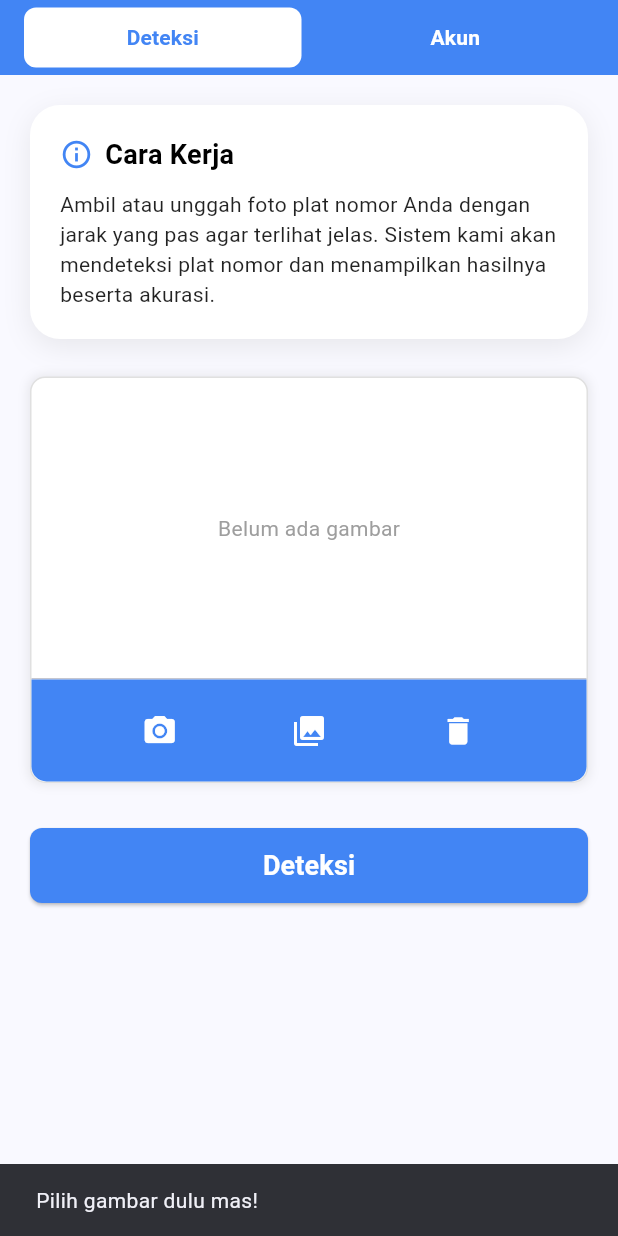
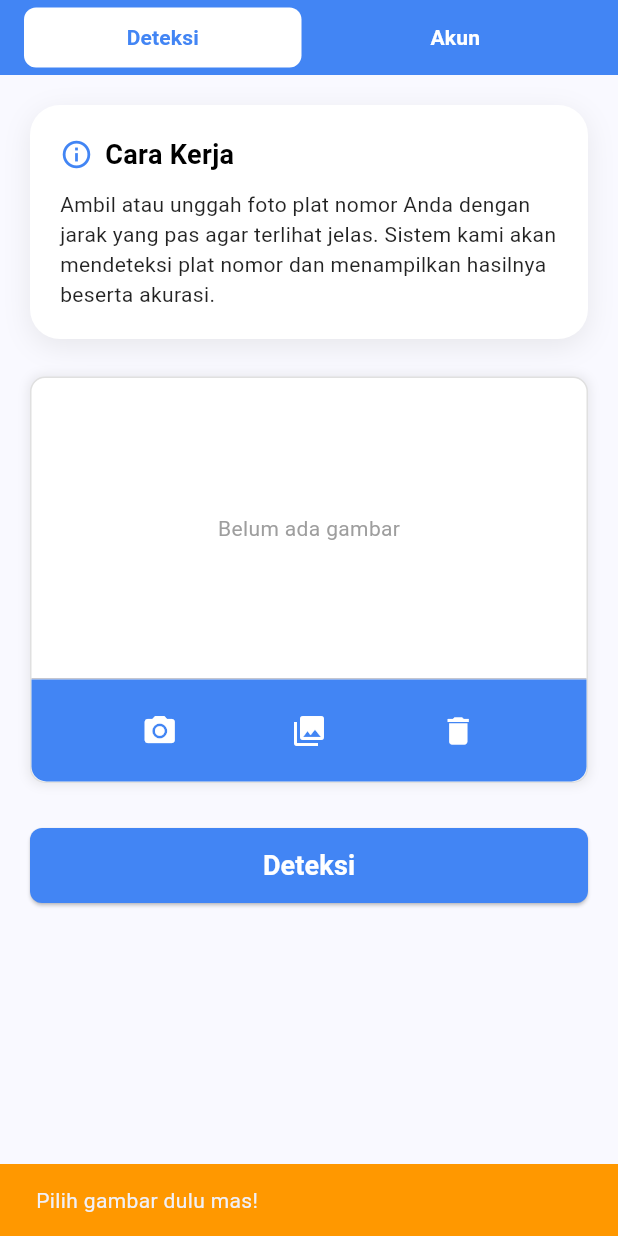
Before and after one commit to restuprtma/deteksi-platnomor, a Flutter app: the DeteksiPlatPage screen opened directly, after a tap on "Deteksi", on a phone screen of 412 x 824 dp. Run offline on Flutter 3.47's test engine with Material 3 defaults, Android fonts, the light colour scheme and no system bars; our stand-ins replace image_cropper, image_picker.

Commit message:
feat: Implement plate detection feature with new FastAPI server, mobile app UI, and API integration.

```diff
--- a/lib/pages/deteksi_plat_page.dart
+++ b/lib/pages/deteksi_plat_page.dart
@@ -4,7 +4,6 @@ import 'package:deteksiplat/components/media_selector.dart';
 import 'package:deteksiplat/components/navbar.dart';
 import 'package:deteksiplat/pages/akun_page.dart';
 import 'package:flutter/material.dart';
-
 
 class DeteksiPlatPage extends StatefulWidget {
   const DeteksiPlatPage({super.key});
@@ -20,7 +19,8 @@ class _DeteksiPlatPageState extends State<DeteksiPlatPage> {
   String _akurasiCnn = "";
   String _akurasiOverall = "";
   bool _sudahDeteksi = false;
-
+  bool _isLoading = false;
+  bool _isError = false;
 
   @override
   Widget build(BuildContext context) {
@@ -29,7 +29,8 @@ class _DeteksiPlatPageState extends State<DeteksiPlatPage> {
         selectedIndex: 0,
         onDeteksi: () {}, // tetap di halaman ini
         onAkun: () {
-          Navigator.push(context,
+          Navigator.push(
+            context,
             MaterialPageRoute(builder: (_) => const AkunPage()),
           );
         },
@@ -59,7 +60,11 @@ class _DeteksiPlatPageState extends State<DeteksiPlatPage> {
                 children: [
                   Row(
                     children: const [
-                      Icon(Icons.info_outline, color: Color(0xFF4285F4), size: 22),
+                      Icon(
+                        Icons.info_outline,
+                        color: Color(0xFF4285F4),
+                        size: 22,
+                      ),
                       SizedBox(width: 8),
                       Text(
                         "Cara Kerja",
@@ -101,14 +106,25 @@ class _DeteksiPlatPageState extends State<DeteksiPlatPage> {
               width: double.infinity,
               height: 50,
               child: ElevatedButton(
-                onPressed: _prosesDeteksi,
+                onPressed: _isLoading ? null : _prosesDeteksi,
                 style: ElevatedButton.styleFrom(
-                  backgroundColor: const Color(0xFF4285F4),
+                  backgroundColor: _isLoading
+                      ? Colors.grey
+                      : const Color(0xFF4285F4),
                   shape: RoundedRectangleBorder(
                     borderRadius: BorderRadius.circular(8),
                   ),
                 ),
-                child: const Text(
+                child: _isLoading
+                    ? const SizedBox(
+                        width: 24,
+                        height: 24,
+                        child: CircularProgressIndicator(
+                          color: Colors.white,
+                          strokeWidth: 2.5,
+                        ),
+                      )
+                    : const Text(
                         'Deteksi',
                         style: TextStyle(
                           fontSize: 18,
@@ -136,7 +152,10 @@ class _DeteksiPlatPageState extends State<DeteksiPlatPage> {
               const SizedBox(height: 10),
 
               Container(
-                padding: const EdgeInsets.symmetric(vertical: 20, horizontal: 20),
+                padding: const EdgeInsets.symmetric(
+                  vertical: 20,
+                  horizontal: 20,
+                ),
                 decoration: BoxDecoration(
                   color: Colors.white,
                   borderRadius: BorderRadius.circular(15),
@@ -151,19 +170,23 @@ class _DeteksiPlatPageState extends State<DeteksiPlatPage> {
                 child: Row(
                   mainAxisAlignment: MainAxisAlignment.center,
                   children: [
-                    Text(
+                    Flexible(
+                      child: Text(
                         _hasilPlat,
-                      style: const TextStyle(
+                        style: TextStyle(
                           fontSize: 28,
                           fontWeight: FontWeight.bold,
+                          color: _isError ? Colors.red : Colors.black,
+                        ),
+                        textAlign: TextAlign.center,
                       ),
                     ),
 
                     const SizedBox(width: 10),
 
-                    const Icon(
-                      Icons.check_circle,
-                      color: Colors.green,
+                    Icon(
+                      _isError ? Icons.error : Icons.check_circle,
+                      color: _isError ? Colors.red : Colors.green,
                       size: 28,
                     ),
                   ],
@@ -173,7 +196,10 @@ class _DeteksiPlatPageState extends State<DeteksiPlatPage> {
               const SizedBox(height: 15),
 
               Container(
-                padding: const EdgeInsets.symmetric(vertical: 20, horizontal: 20),
+                padding: const EdgeInsets.symmetric(
+                  vertical: 20,
+                  horizontal: 20,
+                ),
                 decoration: BoxDecoration(
                   color: Colors.white,
                   borderRadius: BorderRadius.circular(15),
@@ -198,7 +224,7 @@ class _DeteksiPlatPageState extends State<DeteksiPlatPage> {
                         ),
                       ),
                     ),
-                    const SizedBox(height: 10,),
+                    const SizedBox(height: 10),
                     _rowAkurasi("SVM", _akurasiSvm),
                     const SizedBox(height: 8),
                     _rowAkurasi("CNN", _akurasiCnn),
@@ -229,12 +255,27 @@ class _DeteksiPlatPageState extends State<DeteksiPlatPage> {
   void _prosesDeteksi() async {
     if (_imageFile == null) {
       ScaffoldMessenger.of(context).showSnackBar(
-        const SnackBar(content: Text("Pilih gambar dulu mas!")),
+        const SnackBar(
+          content: Text("Pilih gambar dulu mas!"),
+          backgroundColor: Colors.orange,
+        ),
       );
       return;
     }
 
+    setState(() {
+      _isLoading = true;
+      _isError = false;
+      _sudahDeteksi = false;
+    });
+
+    try {
       final hasil = await DeteksiPlatProses.prosesDeteksi(_imageFile!);
+
+      final isErrorResult =
+          hasil["hasil"] == "Error" ||
+          hasil["hasil"] == "Server Error" ||
+          hasil["hasil"] == "Koneksi Error";
 
       setState(() {
         _hasilPlat = hasil["hasil"] ?? "";
@@ -242,7 +283,43 @@ class _DeteksiPlatPageState extends State<DeteksiPlatPage> {
         _akurasiCnn = hasil["cnn"] ?? "";
         _akurasiOverall = hasil["overall"] ?? "";
         _sudahDeteksi = true;
+        _isError = isErrorResult;
+        _isLoading = false;
       });
+
+      if (mounted) {
+        ScaffoldMessenger.of(context).showSnackBar(
+          SnackBar(
+            content: Text(
+              isErrorResult
+                  ? "Gagal mendeteksi plat: ${hasil['overall']}"
+                  : "Berhasil mendeteksi plat!",
+            ),
+            backgroundColor: isErrorResult ? Colors.red : Colors.green,
+            duration: const Duration(seconds: 2),
+          ),
+        );
+      }
+    } catch (e) {
+      setState(() {
+        _hasilPlat = "Error";
+        _akurasiSvm = "-";
+        _akurasiCnn = "-";
+        _akurasiOverall = e.toString();
+        _sudahDeteksi = true;
+        _isError = true;
+        _isLoading = false;
+      });
+
+      if (mounted) {
+        ScaffoldMessenger.of(context).showSnackBar(
+          SnackBar(
+            content: Text("Terjadi kesalahan: $e"),
+            backgroundColor: Colors.red,
+          ),
+        );
+      }
+    }
   }
 
   Widget _rowAkurasi(String label, String value) {
@@ -254,7 +331,4 @@ class _DeteksiPlatPageState extends State<DeteksiPlatPage> {
       ],
     );
   }
-
-
-
 }
--- a/pubspec.yaml
+++ b/pubspec.yaml
@@ -40,6 +40,7 @@ dependencies:
   # The following adds the Cupertino Icons font to your application.
   # Use with the CupertinoIcons class for iOS style icons.
   cupertino_icons: ^1.0.8
+  http: ^1.1.0
 
 dev_dependencies:
   flutter_test:
```
Also changed, not shown: lib/components/deteksi_plat_proses.dart (+73 -9 lines), lib/components/media_selector.dart (+6 -13 lines), debug_plate.jpg (added), debug_thresh.jpg (added), pubspec.lock, 3 other files. Lines whose indentation alone changed are shown as unchanged.
